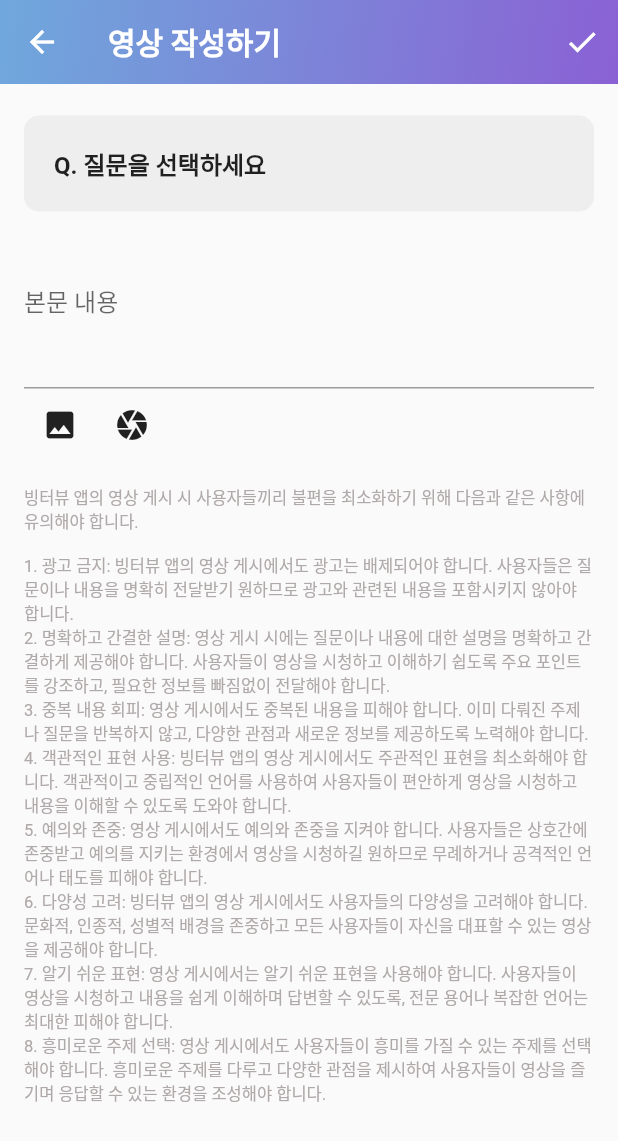
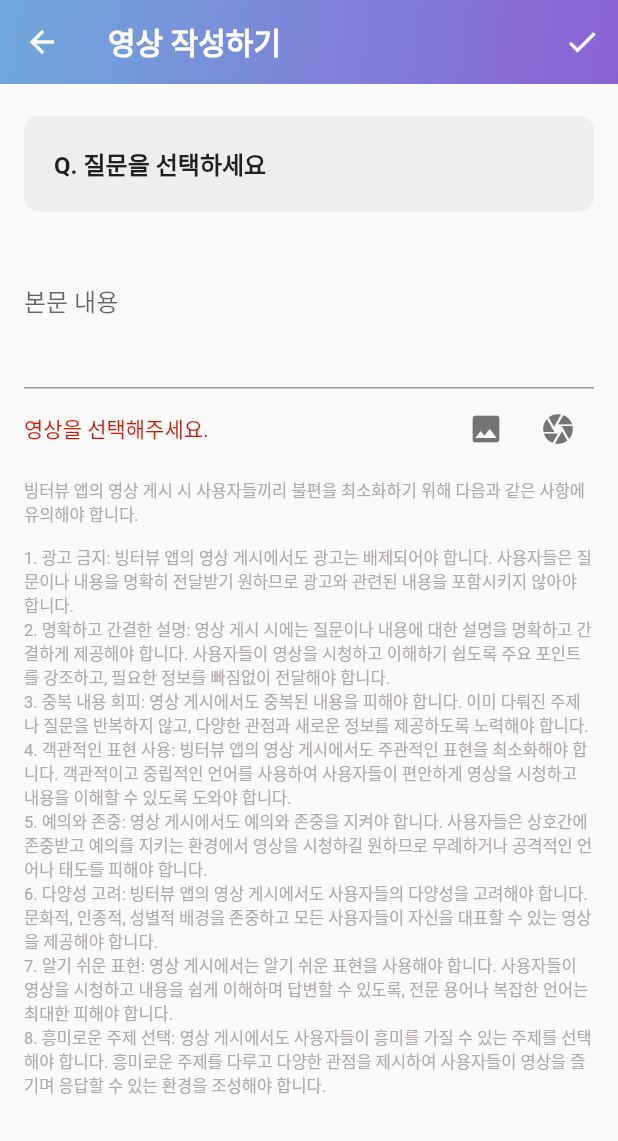
Before and after one commit to Vingterview/vingterview, a Flutter app: the PostVideoPage screen opened by its route, on a phone screen of 412 x 824 dp. Shown: the top 1141 px of the screen. Run offline on Flutter 3.47's test engine with Material 2 defaults, Android fonts, the phone set to English and light mode, and no system bars; our stand-ins replace camera, google_sign_in, image_picker, permission_handler, shared_preferences, video_player and 1 more; missing offline and left inert: agora_rtc_engine, flutter_ffmpeg, flutter_web_auth; accounts and stored records are empty.

Commit message:
영상 녹화, 글쓰기 수정

```diff
--- a/lib/tabs/tab_home.dart
+++ b/lib/tabs/tab_home.dart
@@ -227,7 +227,7 @@ class _HomePageState extends State<HomePage> {
                                 padding: EdgeInsets.all(8),
                                 child: Text(
                                   _truncateText(
-                                      videoList.videos[index].content, 26),
+                                      videoList.videos[index].content, 25),
                                   style: TextStyle(
                                     fontSize: 14,
                                     fontWeight: FontWeight.w500,
@@ -291,7 +291,7 @@ class _HomePageState extends State<HomePage> {
                                   _truncateText(
                                       questionList
                                           .questions[index].questionContent,
-                                      26),
+                                      25),
                                   style: TextStyle(
                                     fontSize: 14,
                                     fontWeight: FontWeight.w500,
--- a/lib/video_write.dart
+++ b/lib/video_write.dart
@@ -151,16 +151,33 @@ class _PostVideoPageState extends State<PostVideoPage> {
                     _content = value;
                   },
                 ),
+                SizedBox(
+                  height: 3,
+                ),
                 Row(
+                  mainAxisAlignment: MainAxisAlignment.spaceBetween,
+                  children: [
+                    _video != null
+                        ? Text("영상이 선택되었습니다.",
+                            style:
+                                TextStyle(fontSize: 14, color: Colors.black54))
+                        : Text("영상을 선택해주세요.",
+                            style: TextStyle(
+                              fontSize: 14,
+                              color: Color.fromARGB(255, 213, 23, 9),
+                            )),
+                    Row(
+                      mainAxisAlignment: MainAxisAlignment.end, // 오른쪽 정렬
                       children: [
                         IconButton(
-                      icon: Icon(Icons.image),
+                          icon: Icon(Icons.image, color: Colors.black54),
                           onPressed: () async {
                             _video = await uploadVideoApi.returnVideo();
+                            setState(() {});
                           },
                         ),
                         IconButton(
-                      icon: Icon(Icons.camera),
+                          icon: Icon(Icons.camera, color: Colors.black54),
                           onPressed: () async {
                             _video = await Navigator.push(
                                 context,
@@ -168,12 +185,15 @@ class _PostVideoPageState extends State<PostVideoPage> {
                                     builder: (_) => RecordVideoPage(
                                         buttonText: buttonText.toString())));
                             print(_video);
+                            setState(() {});
                             print("dd");
                           },
                         ),
                       ],
                     ),
-                SizedBox(height: 16),
+                  ],
+                ),
+                SizedBox(height: 8),
                 Text(
                   '''빙터뷰 앱의 영상 게시 시 사용자들끼리 불편을 최소화하기 위해 다음과 같은 사항에 유의해야 합니다.
 
```
Also changed, not shown: lib/record_video.dart (+59 -33 lines), lib/tabs/tab_video.dart (+13 -13 lines), assets/face_line.png (added). Lines whose indentation alone changed are shown as unchanged.
